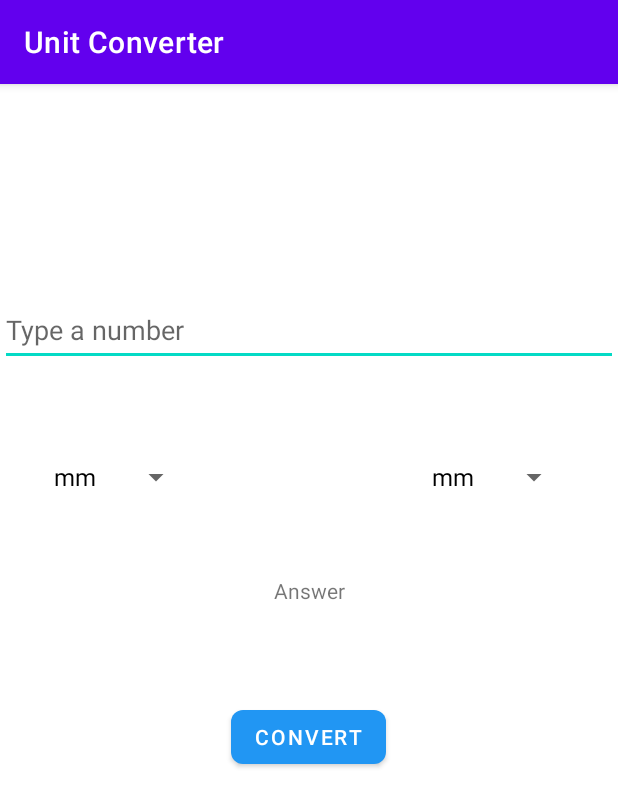
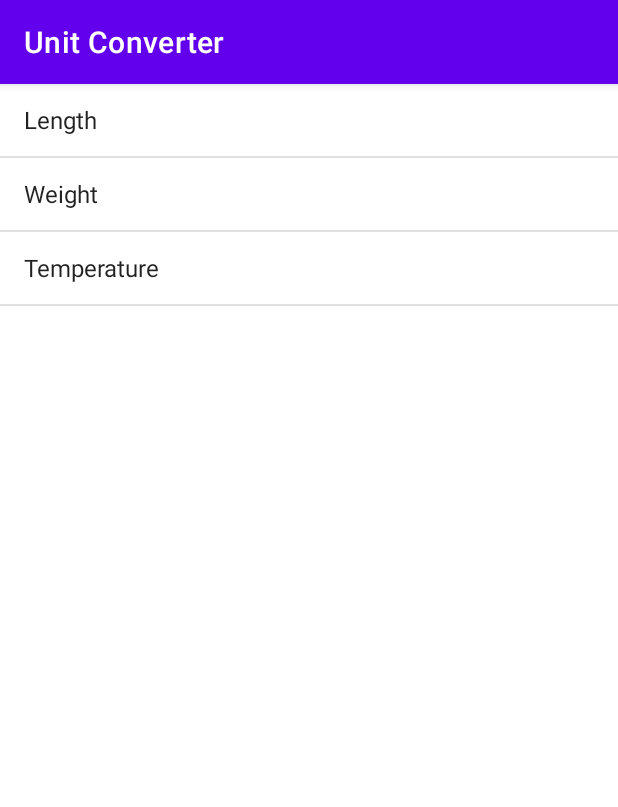
Before and after one commit to Saffron-codes/oibsip, an Android app: the screen it shows after launch (MainActivity before the commit, UnitList after it), on a phone screen of 412 x 824 dp. Shown: the top 807 px of the screen. Run offline under Robolectric (Android 15) with nearby library versions, the phone set to English and light mode, and no system bars.

Commit message:
Added new Activity & navigation functionality

```diff
--- a/UnitConverter/app/src/main/AndroidManifest.xml
+++ b/UnitConverter/app/src/main/AndroidManifest.xml
@@ -12,7 +12,7 @@
         android:theme="@style/Theme.UnitConverter"
         tools:targetApi="31">
         <activity
-            android:name=".MainActivity"
+            android:name=".UnitList"
             android:exported="true">
             <intent-filter>
                 <action android:name="android.intent.action.MAIN" />
@@ -20,6 +20,10 @@
                 <category android:name="android.intent.category.LAUNCHER" />
             </intent-filter>
         </activity>
+        <activity
+            android:name=".ConvertUnit"
+            android:exported="true">
+        </activity>
     </application>
 
 </manifest>
--- a/UnitConverter/app/src/main/java/com/example/unitconverter/MainActivity.java
+++ /dev/null
@@ -1,25 +0,0 @@
-package com.example.unitconverter;
-
-import androidx.appcompat.app.AppCompatActivity;
-
-import android.os.Bundle;
-import android.widget.ArrayAdapter;
-import android.widget.Spinner;
-
-public class MainActivity extends AppCompatActivity {
-
-    @Override
-    protected void onCreate(Bundle savedInstanceState) {
-        super.onCreate(savedInstanceState);
-        setContentView(R.layout.activity_main);
-        Spinner fromOptions = findViewById(R.id.from);
-        Spinner toOptions = findViewById(R.id.to);
-
-        ArrayAdapter<CharSequence> fromAdapter = ArrayAdapter.createFromResource(this,R.array.convert_options, android.R.layout.simple_spinner_dropdown_item);
-        ArrayAdapter<CharSequence> toAdapter = ArrayAdapter.createFromResource(this,R.array.convert_options, android.R.layout.simple_spinner_dropdown_item);
-        fromAdapter.setDropDownViewResource(android.R.layout.simple_spinner_dropdown_item);
-        toAdapter.setDropDownViewResource(android.R.layout.simple_spinner_dropdown_item);
-        fromOptions.setAdapter(fromAdapter);
-        toOptions.setAdapter(toAdapter);
-    }
-}
--- /dev/null
+++ b/UnitConverter/app/src/main/java/com/example/unitconverter/UnitList.java
@@ -0,0 +1,36 @@
+package com.example.unitconverter;
+
+import androidx.appcompat.app.AppCompatActivity;
+
+import android.content.Intent;
+import android.os.Bundle;
+import android.view.View;
+import android.widget.AdapterView;
+import android.widget.ArrayAdapter;
+import android.widget.ListView;
+
+public class UnitList extends AppCompatActivity {
+
+    @Override
+    protected void onCreate(Bundle savedInstanceState) {
+        super.onCreate(savedInstanceState);
+        setContentView(R.layout.activity_unit_list);
+        String[] unitList = {"Length","Weight","Temperature"};
+        ListView unitsLV = findViewById(R.id.unitslv);
+
+        unitsLV.setOnItemClickListener(new AdapterView.OnItemClickListener() {
+            @Override
+            public void onItemClick(AdapterView<?> adapterView, View view, int i, long l) {
+                Intent intent = new Intent(UnitList.this, ConvertUnit.class);
+                String val = unitList[i];
+                intent.putExtra("title",val);
+                //Log.i("lv", String.valueOf(i));
+                startActivity(intent);
+            }
+        });
+
+        ArrayAdapter<String> adapter = new ArrayAdapter<String>(this, android.R.layout.simple_list_item_1,unitList);
+        unitsLV.setAdapter(adapter);
+
+    }
+}
--- a/UnitConverter/app/src/main/res/layout/activity_main.xml
+++ b/UnitConverter/app/src/main/res/layout/activity_convert_unit.xml
@@ -4,7 +4,7 @@
     xmlns:tools="http://schemas.android.com/tools"
     android:layout_width="match_parent"
     android:layout_height="match_parent"
-    tools:context=".MainActivity"
+    tools:context=".ConvertUnit"
     tools:layout_editor_absoluteX="4dp"
     tools:layout_editor_absoluteY="0dp">
 
@@ -13,8 +13,8 @@
         android:layout_width="wrap_content"
         android:layout_height="wrap_content"
         android:text="@string/convert"
-        app:backgroundTint="@color/material_blue_500"
-        app:cornerRadius="8dp"
+
+        app:cornerRadius="10dp"
         app:layout_constraintBottom_toBottomOf="parent"
         app:layout_constraintEnd_toEndOf="parent"
         app:layout_constraintHorizontal_bias="0.498"
@@ -24,7 +24,7 @@
 
     <com.google.android.material.textfield.TextInputEditText
         android:id="@+id/editTextNumberDecimal"
-        android:layout_width="0dp"
+        android:layout_width="match_parent"
         android:layout_height="48dp"
         android:layout_marginTop="140dp"
         android:ems="10"
@@ -37,7 +37,7 @@
 
     <Spinner
         android:id="@+id/from"
-        android:layout_width="100dp"
+        android:layout_width="wrap_content"
         android:layout_height="48dp"
         android:layout_marginStart="28dp"
         android:layout_marginTop="50dp"
@@ -47,7 +47,7 @@
 
     <Spinner
         android:id="@+id/to"
-        android:layout_width="100dp"
+        android:layout_width="wrap_content"
         android:layout_height="48dp"
         android:layout_marginTop="50dp"
         app:layout_constraintEnd_toEndOf="parent"
--- /dev/null
+++ b/UnitConverter/app/src/main/res/layout/activity_unit_list.xml
@@ -0,0 +1,15 @@
+<?xml version="1.0" encoding="utf-8"?>
+<androidx.constraintlayout.widget.ConstraintLayout xmlns:android="http://schemas.android.com/apk/res/android"
+    xmlns:app="http://schemas.android.com/apk/res-auto"
+    xmlns:tools="http://schemas.android.com/tools"
+    android:layout_width="match_parent"
+    android:layout_height="match_parent"
+    tools:context=".UnitList">
+
+    <ListView
+        android:id="@+id/unitslv"
+        android:layout_width="match_parent"
+        android:layout_height="match_parent"
+        tools:layout_editor_absoluteX="1dp"
+        tools:layout_editor_absoluteY="1dp" />
+</androidx.constraintlayout.widget.ConstraintLayout>
--- a/UnitConverter/app/src/main/res/values/strings.xml
+++ b/UnitConverter/app/src/main/res/values/strings.xml
@@ -2,13 +2,16 @@
     <string name="app_name">Unit Converter</string>
     <string name="convert">Convert</string>
     <string name="type_number">Type a number</string>
-    <string-array name="convert_options">
+    <string-array name="convert_options_length">
         <item>mm</item>
         <item>cm</item>
         <item>m</item>
         <item>km</item>
-        <item>gm</item>
+    </string-array>
+
+    <string-array name="convert_options_weight">
+        <item>mg</item>
+        <item>grams</item>
         <item>kg</item>
-
     </string-array>
 </resources>
```
Also changed, not shown: UnitConverter/app/src/main/java/com/example/unitconverter/ConvertUnit.java (added, +58 -0 lines).
